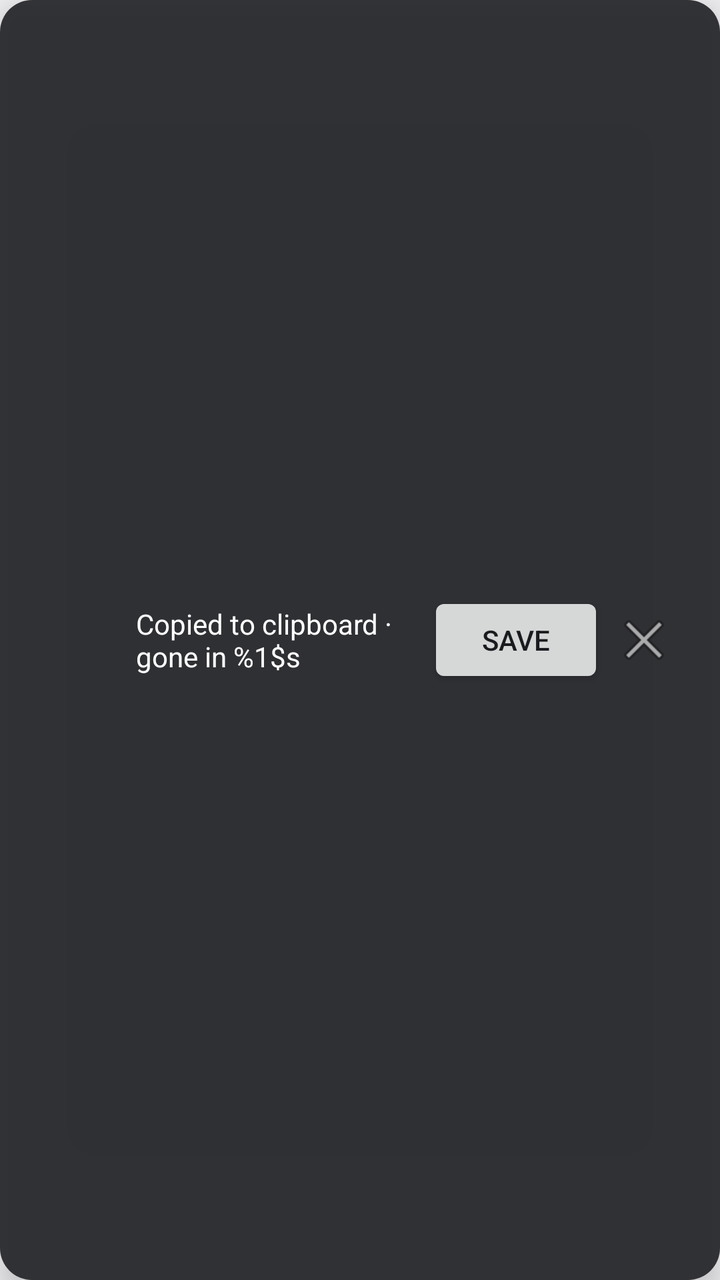
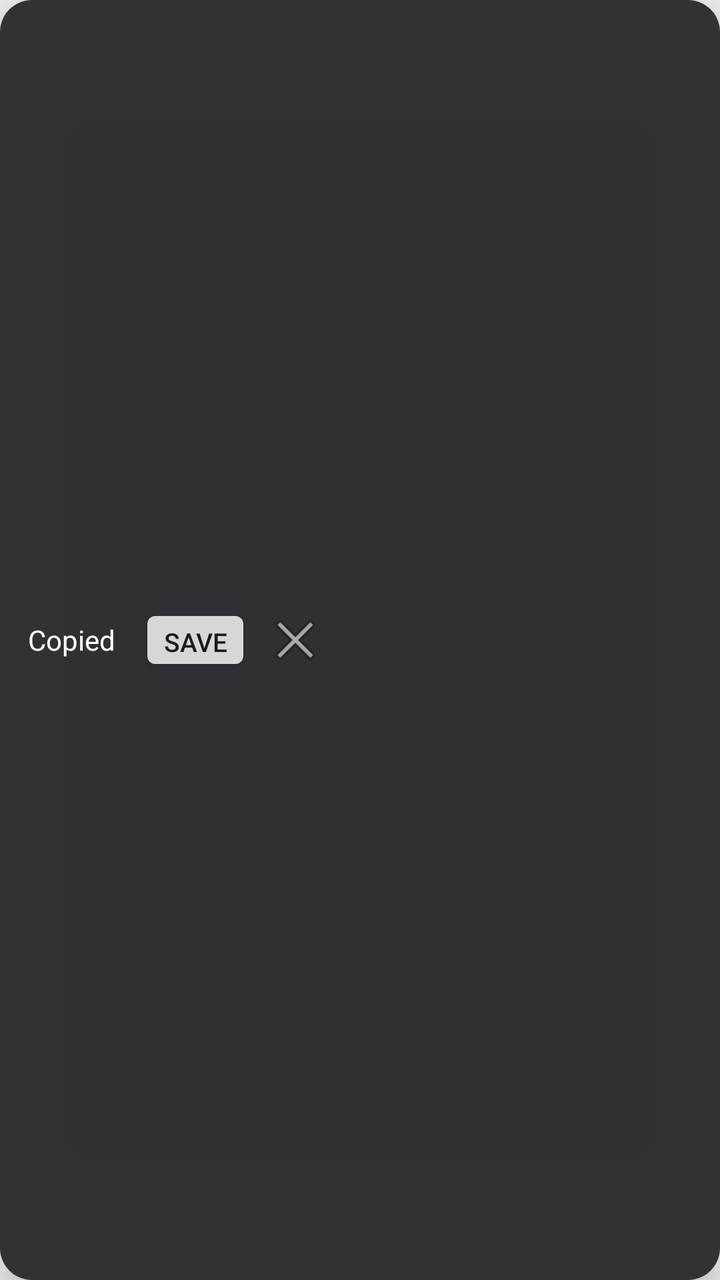

Before-and-after screenshots of an Android layout around one commit, followed by the original layout XML and the change that was made.
<!-- AndroidManifest.xml: application theme AppTheme -->
<!-- res/layout/overlay_shot.xml -->
<?xml version="1.0" encoding="utf-8"?>
<LinearLayout xmlns:android="http://schemas.android.com/apk/res/android"
    android:layout_width="wrap_content"
    android:layout_height="wrap_content"
    android:orientation="horizontal"
    android:gravity="center_vertical"
    android:padding="10dp"
    android:background="@drawable/overlay_bg"
    android:elevation="8dp">

    <ImageView
        android:id="@+id/thumb"
        android:layout_width="48dp"
        android:layout_height="80dp"
        android:scaleType="centerCrop"
        android:contentDescription="@string/copied" />

    <TextView
        android:id="@+id/label"
        android:layout_width="140dp"
        android:layout_height="wrap_content"
        android:layout_marginStart="10dp"
        android:textColor="#FFFFFF"
        android:textSize="14sp"
        android:text="@string/copied" />

    <Button
        android:id="@+id/save"
        android:layout_width="wrap_content"
        android:layout_height="wrap_content"
        android:layout_marginStart="6dp"
        android:text="@string/save" />

    <ImageButton
        android:id="@+id/dismiss"
        android:layout_width="40dp"
        android:layout_height="40dp"
        android:background="?android:attr/selectableItemBackgroundBorderless"
        android:src="@android:drawable/ic_menu_close_clear_cancel"
        android:contentDescription="@string/dismiss" />
</LinearLayout>
<!-- resources referenced by this layout -->
<resources>
  <!-- drawable overlay_bg (drawable) -->
  <shape xmlns:android="http://schemas.android.com/apk/res/android" android:shape="rectangle">
      <solid android:color="#E6202124" />
      <corners android:radius="16dp" />
  </shape>
  <string name="copied">Copied to clipboard · gone in %1$s</string>
  <string name="dismiss">Dismiss</string>
  <string name="save">Save</string>
  <style name="AppTheme" parent="@android:style/Theme.DeviceDefault.DayNight">
          <item name="android:windowNoTitle">true</item>
          <item name="android:windowActionBar">false</item>
      </style>
</resources>

<!-- the commit's change to res/layout/overlay_shot.xml (unified diff, before → after) -->
@@ -4,37 +4,35 @@
     android:layout_height="wrap_content"
     android:orientation="horizontal"
     android:gravity="center_vertical"
-    android:padding="10dp"
+    android:paddingHorizontal="14dp"
+    android:paddingVertical="8dp"
     android:background="@drawable/overlay_bg"
     android:elevation="8dp">
 
-    <ImageView
-        android:id="@+id/thumb"
-        android:layout_width="48dp"
-        android:layout_height="80dp"
-        android:scaleType="centerCrop"
-        android:contentDescription="@string/copied" />
-
     <TextView
         android:id="@+id/label"
-        android:layout_width="140dp"
+        android:layout_width="wrap_content"
         android:layout_height="wrap_content"
-        android:layout_marginStart="10dp"
         android:textColor="#FFFFFF"
         android:textSize="14sp"
-        android:text="@string/copied" />
+        android:text="@string/copied_short" />
 
     <Button
         android:id="@+id/save"
         android:layout_width="wrap_content"
-        android:layout_height="wrap_content"
-        android:layout_marginStart="6dp"
-        android:text="@string/save" />
+        android:layout_height="36dp"
+        android:layout_marginStart="12dp"
+        android:text="@string/save"
+        android:textSize="13sp"
+        android:minWidth="0dp"
+        android:minHeight="0dp"
+        android:paddingHorizontal="12dp" />
 
     <ImageButton
         android:id="@+id/dismiss"
-        android:layout_width="40dp"
-        android:layout_height="40dp"
+        android:layout_width="36dp"
+        android:layout_height="36dp"
+        android:layout_marginStart="4dp"
         android:background="?android:attr/selectableItemBackgroundBorderless"
         android:src="@android:drawable/ic_menu_close_clear_cancel"
         android:contentDescription="@string/dismiss" />
<!-- resource entries referenced after the edit -->
@@ -5,7 +5,7 @@
       <solid android:color="#E6202124" />
       <corners android:radius="16dp" />
   </shape>
-  <string name="copied">Copied to clipboard · gone in %1$s</string>
+  <string name="copied_short">Copied</string>
   <string name="dismiss">Dismiss</string>
   <string name="save">Save</string>
   <style name="AppTheme" parent="@android:style/Theme.DeviceDefault.DayNight">
